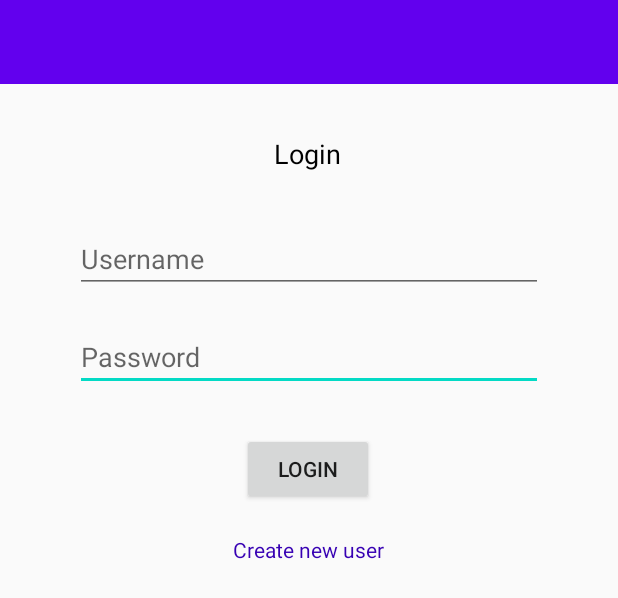
After one commit to Stigus96/CheckListProject, an Android app: the layout activity_login.xml on its own in the app's theme, with its tools: preview values and no code run, on a phone screen of 412 x 824 dp. The commit adds this screen. Shown: the top 598 px of the screen. Run offline under Robolectric (Android 15) with nearby library versions, the phone set to English and light mode, and no system bars.

Commit message:
added login activity in app

```diff
--- /dev/null
+++ b/CheckListApp/app/src/main/res/layout/activity_login.xml
@@ -0,0 +1,81 @@
+<?xml version="1.0" encoding="utf-8"?>
+<androidx.constraintlayout.widget.ConstraintLayout
+    xmlns:android="http://schemas.android.com/apk/res/android"
+    xmlns:app="http://schemas.android.com/apk/res-auto"
+    xmlns:tools="http://schemas.android.com/tools"
+    android:layout_width="match_parent"
+    android:layout_height="match_parent">
+
+    <include
+        android:id="@+id/include"
+        layout="@layout/toolbar"
+        ></include>
+
+
+    <EditText
+        android:id="@+id/password"
+        android:layout_width="0dp"
+        android:layout_height="wrap_content"
+        android:layout_marginStart="50dp"
+        android:layout_marginTop="20dp"
+        android:layout_marginEnd="50dp"
+        android:ems="10"
+        android:hint="Password"
+        android:inputType="textPassword"
+        app:layout_constraintEnd_toEndOf="parent"
+        app:layout_constraintHorizontal_bias="0.0"
+        app:layout_constraintStart_toStartOf="parent"
+        app:layout_constraintTop_toBottomOf="@+id/username" />
+
+    <EditText
+        android:id="@+id/username"
+        android:layout_width="match_parent"
+        android:layout_height="wrap_content"
+        android:layout_marginStart="50dp"
+        android:layout_marginTop="150dp"
+        android:layout_marginEnd="50dp"
+        android:hint="Username"
+        app:layout_constraintEnd_toEndOf="parent"
+        app:layout_constraintHorizontal_bias="1.0"
+        app:layout_constraintStart_toStartOf="parent"
+        app:layout_constraintTop_toTopOf="parent" />
+
+    <Button
+        android:id="@+id/login"
+        android:layout_width="wrap_content"
+        android:layout_height="wrap_content"
+        android:layout_marginTop="28dp"
+        android:text="Login"
+        app:layout_constraintEnd_toEndOf="parent"
+        app:layout_constraintHorizontal_bias="0.498"
+        app:layout_constraintStart_toStartOf="parent"
+        app:layout_constraintTop_toBottomOf="@+id/password" />
+
+    <TextView
+        android:id="@+id/createNewUser"
+        android:layout_width="wrap_content"
+        android:layout_height="wrap_content"
+        android:layout_marginTop="20dp"
+        android:text="Create new user"
+        android:textColor="@color/colorPrimaryDark"
+        app:layout_constraintEnd_toEndOf="parent"
+        app:layout_constraintHorizontal_bias="0.498"
+        app:layout_constraintStart_toStartOf="parent"
+        app:layout_constraintTop_toBottomOf="@+id/login" />
+
+
+    <TextView
+        android:id="@+id/textView2"
+        android:layout_width="wrap_content"
+        android:layout_height="wrap_content"
+        android:layout_marginTop="90dp"
+        android:text="Login"
+        android:textColor="@android:color/background_dark"
+        android:textSize="18sp"
+        app:layout_constraintEnd_toEndOf="parent"
+        app:layout_constraintHorizontal_bias="0.498"
+        app:layout_constraintStart_toStartOf="parent"
+        app:layout_constraintTop_toTopOf="parent" />
+
+
+</androidx.constraintlayout.widget.ConstraintLayout>
--- /dev/null
+++ b/CheckListApp/app/src/main/res/layout/toolbar.xml
@@ -0,0 +1,8 @@
+<?xml version="1.0" encoding="utf-8"?>
+<androidx.appcompat.widget.Toolbar xmlns:android="http://schemas.android.com/apk/res/android"
+    android:layout_width="match_parent"
+    android:layout_height="wrap_content"
+    android:background="@color/colorPrimary"
+    android:theme="@style/ThemeOverlay.AppCompat.Dark.ActionBar">
+
+</androidx.appcompat.widget.Toolbar>
--- a/CheckListApp/app/src/main/res/values/styles.xml
+++ b/CheckListApp/app/src/main/res/values/styles.xml
@@ -1,6 +1,6 @@
 <resources>
     <!-- Base application theme. -->
-    <style name="AppTheme" parent="Theme.AppCompat.Light.DarkActionBar">
+    <style name="AppTheme" parent="Theme.AppCompat.Light.NoActionBar">
         <!-- Customize your theme here. -->
         <item name="colorPrimary">@color/colorPrimary</item>
         <item name="colorPrimaryDark">@color/colorPrimaryDark</item>
```
Also changed, not shown: CheckListApp/app/src/main/java/com/example/checklistapp/LoginActivity.java (added, +170 -0 lines), CheckListApp/app/src/main/java/com/example/checklistapp/MainActivity.java (+34 -0 lines), CheckListApp/app/src/main/res/layout/activity_main.xml (+3 -8 lines), CheckListApp/app/src/main/res/menu/menu.xml (added, +9 -0 lines).
